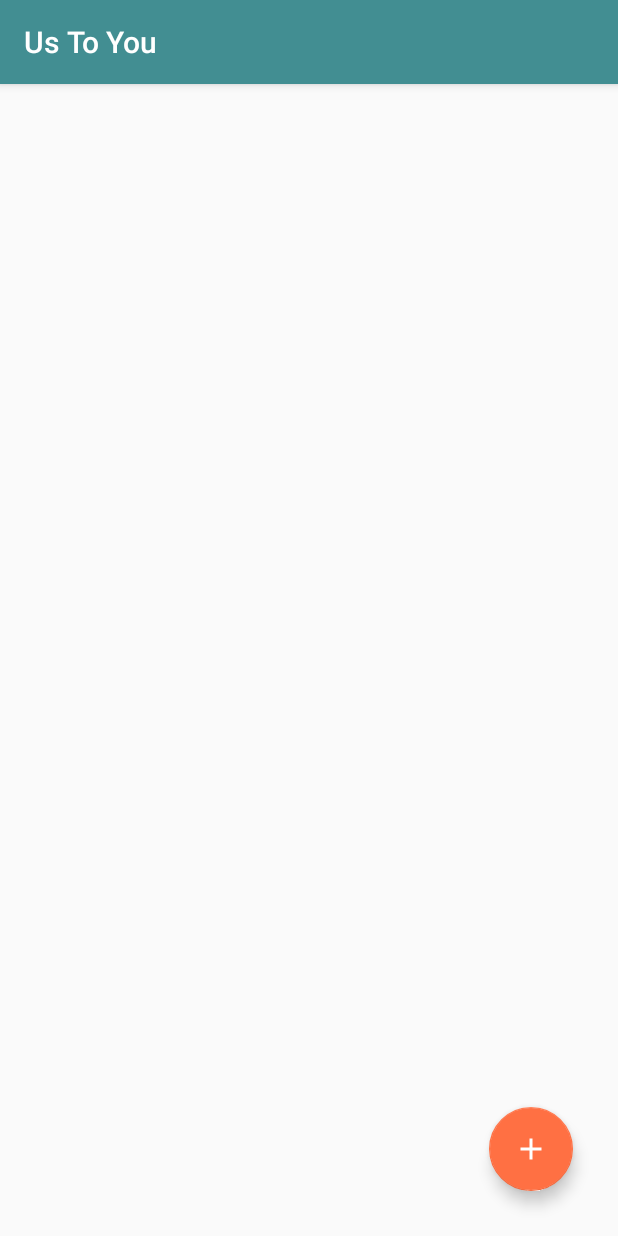
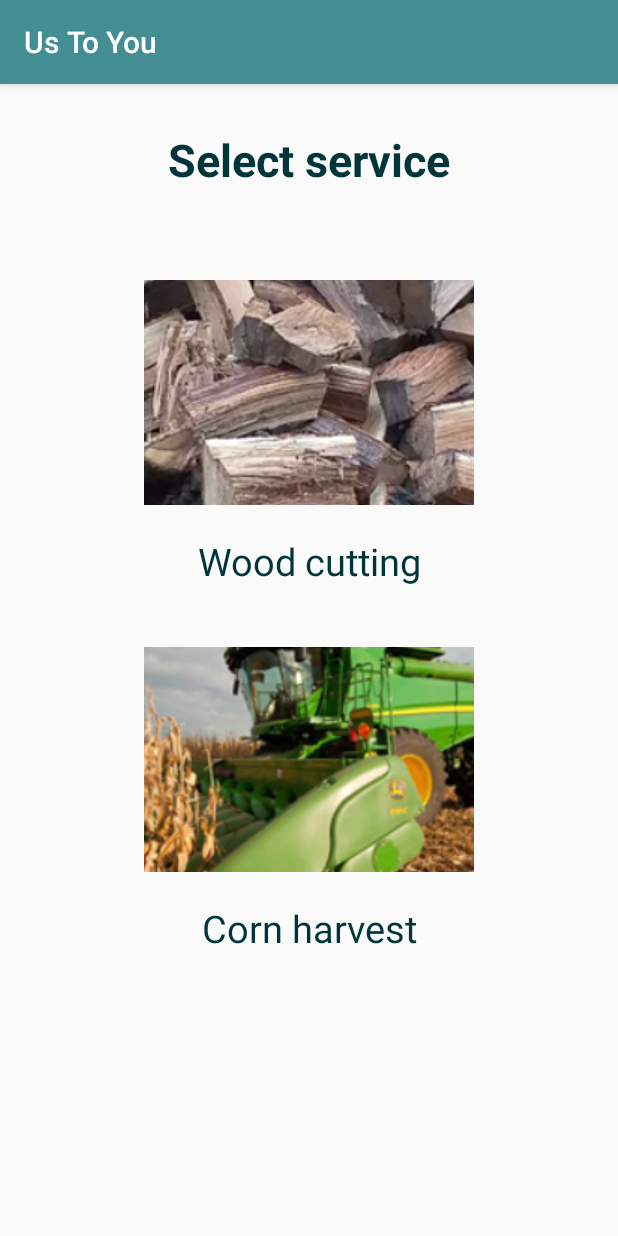
Before and after one commit to madail/ECHIPA_11_PIU_2020, an Android app: the screen it shows after launch (MainActivity before the commit, HouseholdActivity after it), after a tap on "SIGN IN", on a phone screen of 412 x 824 dp. Run offline under Robolectric (Android 15) with nearby library versions, the phone set to English and light mode, and no system bars.

Commit message:
Household services

```diff
--- a/UsToYou/app/src/main/AndroidManifest.xml
+++ b/UsToYou/app/src/main/AndroidManifest.xml
@@ -34,6 +34,10 @@
             android:name=".PaymentMethodActivity"
             android:theme="@style/Theme.UsToYouTheme"
             tools:ignore="Instantiatable" />
+        <activity
+            android:name=".HouseholdActivity"
+            android:theme="@style/Theme.UsToYouTheme"
+            tools:ignore="Instantiatable" />
     </application>
 
 </manifest>
--- /dev/null
+++ b/UsToYou/app/src/main/java/com/example/ustoyou/HouseholdActivity.kt
@@ -0,0 +1,23 @@
+package com.example.ustoyou
+
+import android.content.Intent
+import android.os.Bundle
+import android.view.View
+import androidx.appcompat.app.AppCompatActivity
+
+class HouseholdActivity : AppCompatActivity() {
+    override fun onCreate(savedInstanceState: Bundle?) {
+        super.onCreate(savedInstanceState)
+        setContentView(R.layout.activity_household)
+    }
+
+    fun cornService(view: View) {
+        val intent = Intent(this, PaymentMethodActivity::class.java)
+        startActivity(intent)
+    }
+
+    fun woodService(view: View) {
+        val intent = Intent(this, PaymentMethodActivity::class.java)
+        startActivity(intent)
+    }
+}
--- a/UsToYou/app/src/main/java/com/example/ustoyou/LoginActivity.kt
+++ b/UsToYou/app/src/main/java/com/example/ustoyou/LoginActivity.kt
@@ -21,7 +21,7 @@ class LoginActivity : AppCompatActivity() {
     }
 
     fun signIn(view: View) {
-        val intent = Intent(this, MainActivity::class.java)
+        val intent = Intent(this, HouseholdActivity::class.java)
         startActivity(intent)
     }
 }
--- /dev/null
+++ b/UsToYou/app/src/main/res/layout/activity_household.xml
@@ -0,0 +1,70 @@
+<?xml version="1.0" encoding="utf-8"?>
+<androidx.constraintlayout.widget.ConstraintLayout xmlns:android="http://schemas.android.com/apk/res/android"
+    xmlns:tools="http://schemas.android.com/tools"
+    android:layout_width="match_parent"
+    android:layout_height="match_parent"
+    xmlns:app="http://schemas.android.com/apk/res-auto"
+    tools:context=".HouseholdActivity">
+
+    <TextView
+        android:id="@+id/select"
+        android:layout_width="match_parent"
+        android:layout_height="wrap_content"
+        android:gravity="center"
+        android:text="Select service"
+        app:layout_constraintTop_toTopOf="parent"
+        android:layout_marginTop="30dp"
+        android:textColor="@color/primaryDarkColor"
+        android:textSize="30sp"
+        android:textStyle="bold"
+        tools:ignore="MissingConstraints" />
+
+    <androidx.appcompat.widget.AppCompatImageButton
+        android:id="@+id/wood"
+        android:layout_width="220dp"
+        android:layout_height="150dp"
+        app:layout_constraintTop_toBottomOf="@+id/select"
+        android:layout_marginTop="60dp"
+        app:layout_constraintLeft_toLeftOf="parent"
+        app:layout_constraintRight_toRightOf="parent"
+        android:src="@drawable/wood"
+        android:onClick="woodService"
+        tools:ignore="MissingConstraints" />
+
+    <TextView
+        android:id="@+id/woodText"
+        android:layout_width="match_parent"
+        android:layout_height="wrap_content"
+        android:gravity="center"
+        android:text="Wood cutting"
+        app:layout_constraintTop_toBottomOf="@id/wood"
+        android:layout_marginTop="20dp"
+        android:textColor="@color/primaryDarkColor"
+        android:textSize="25sp"
+        tools:ignore="MissingConstraints" />
+
+    <androidx.appcompat.widget.AppCompatImageButton
+        android:id="@+id/corn"
+        android:layout_width="220dp"
+        android:layout_height="150dp"
+        app:layout_constraintTop_toBottomOf="@+id/woodText"
+        android:layout_marginTop="40dp"
+        app:layout_constraintLeft_toLeftOf="parent"
+        app:layout_constraintRight_toRightOf="parent"
+        android:src="@drawable/corn"
+        android:onClick="cornService"
+        tools:ignore="MissingConstraints" />
+
+    <TextView
+        android:id="@+id/cornText"
+        android:layout_width="match_parent"
+        android:layout_height="wrap_content"
+        android:gravity="center"
+        android:text="Corn harvest"
+        app:layout_constraintTop_toBottomOf="@id/corn"
+        android:layout_marginTop="20dp"
+        android:textColor="@color/primaryDarkColor"
+        android:textSize="25sp"
+        tools:ignore="MissingConstraints" />
+
+</androidx.constraintlayout.widget.ConstraintLayout>
```
Also changed, not shown: UsToYou/app/src/main/res/drawable/corn.png (added), UsToYou/app/src/main/res/drawable/wood.png (added).
